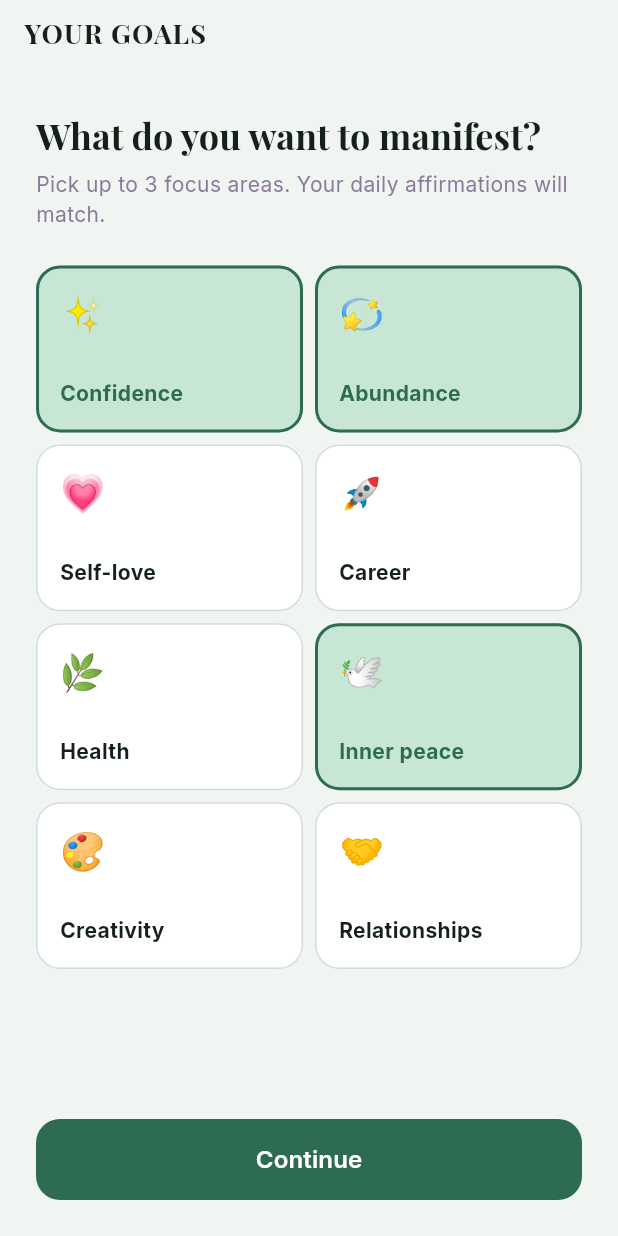
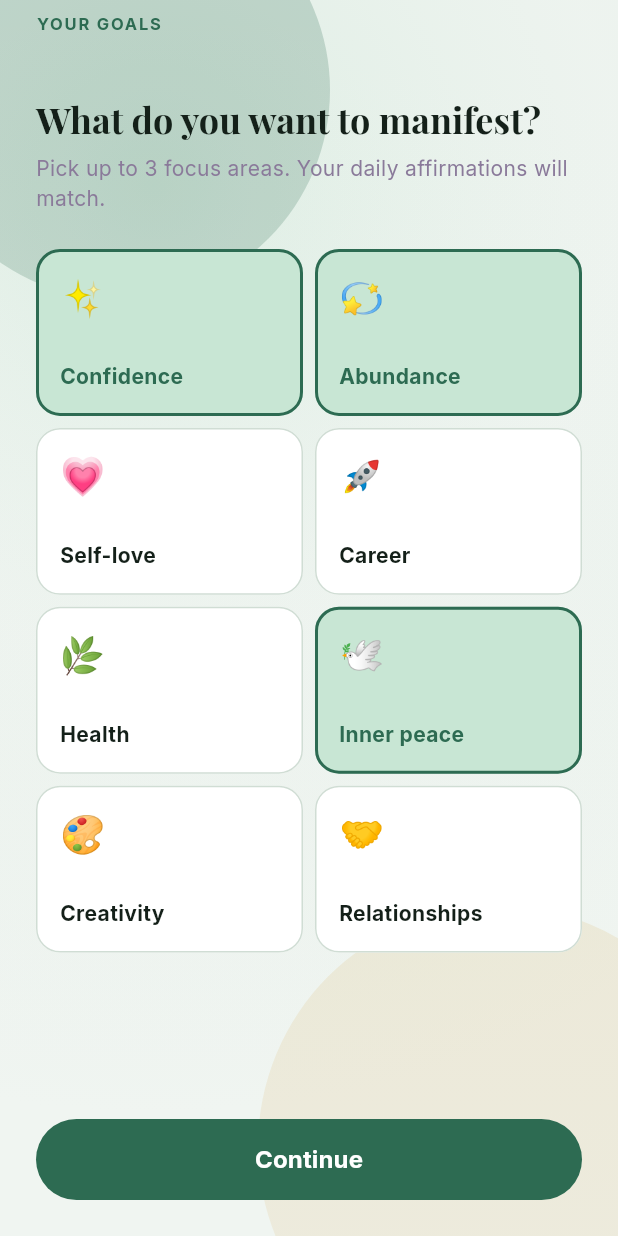
Before and after one commit to Qasim-afzaal/desk_wellness, a Flutter app: the screen it shows after launch, after a tap on "Get started", on a phone screen of 412 x 824 dp. Run offline on Flutter 3.47's test engine with Material 3 defaults, Android fonts, the phone set to English and light mode, and no system bars; our stand-ins replace cached_network_image, drift, fl_chart, flutter_animate, flutter_local_notifications, flutter_riverpod and 8 more; missing offline and left inert: gal, home_widget, watch_connectivity; accounts and stored records are empty; generated files the repository leaves out were written again.

Commit message:
refactor(ui): align KindledScreen and primary buttons with celestial theme.
Co-authored-by: Cursor <cursoragent@cursor.com>

```diff
--- a/lib/core/widgets/kindled_widgets.dart
+++ b/lib/core/widgets/kindled_widgets.dart
@@ -1,6 +1,8 @@
 import 'package:desk_wellness/core/models/affirmation_draft.dart';
 import 'package:desk_wellness/core/models/affirmation_template.dart';
 import 'package:desk_wellness/core/theme/app_theme.dart';
+import 'package:desk_wellness/core/theme/celestial_theme.dart';
+import 'package:desk_wellness/core/widgets/celestial_widgets.dart';
 import 'package:desk_wellness/core/widgets/animations/kindled_animations.dart';
 import 'package:flutter/material.dart';
 import 'package:google_fonts/google_fonts.dart';
@@ -176,27 +178,30 @@ class KindledScreen extends StatelessWidget {
 
   @override
   Widget build(BuildContext context) {
-    return Scaffold(
+    final c = context.colors;
+    final brightness = Theme.of(context).brightness;
+
+    return CelestialScaffold(
       body: SafeArea(
         child: Column(
           crossAxisAlignment: CrossAxisAlignment.start,
           children: [
             Padding(
-              padding: const EdgeInsets.fromLTRB(AppSpacing.md, AppSpacing.sm, AppSpacing.md, AppSpacing.md),
+              padding: const EdgeInsets.fromLTRB(AppSpacing.lg, AppSpacing.sm, AppSpacing.lg, AppSpacing.md),
               child: Row(
                 children: [
                   if (showBack)
                     IconButton(
-                      icon: const Icon(Icons.arrow_back),
+                      icon: Icon(Icons.arrow_back, color: c.textPrimary),
                       onPressed: () => Navigator.of(context).maybePop(),
                     ),
                   Expanded(
                     child: Text(
-                      title,
-                      style: Theme.of(context).textTheme.titleMedium?.copyWith(
-                            fontWeight: FontWeight.w700,
-                            letterSpacing: 0.8,
-                          ),
+                      title.toUpperCase(),
+                      style: CelestialTypography.labelCaps(
+                        color: c.primary,
+                        brightness: brightness,
+                      ),
                     ),
                   ),
                   if (actions != null) ...actions!,
@@ -233,9 +238,9 @@ class FilterTabs extends StatelessWidget {
               label: Text(tab[0].toUpperCase() + tab.substring(1)),
               selected: active,
               onSelected: (_) => onSelected(tab),
-              selectedColor: c.primary,
+              selectedColor: c.buttonPrimary,
               labelStyle: TextStyle(
-                color: active ? Colors.white : c.textSecondary,
+                color: active ? c.onPrimary : c.textSecondary,
                 fontWeight: FontWeight.w600,
               ),
               backgroundColor: c.surface,
@@ -264,16 +269,18 @@ class KindledPrimaryButton extends StatelessWidget {
       child: FilledButton(
         onPressed: onPressed,
         style: FilledButton.styleFrom(
-          backgroundColor: c.primary,
-          foregroundColor: Colors.white,
+          backgroundColor: c.buttonPrimary,
+          foregroundColor: c.onPrimary,
+          disabledBackgroundColor: c.buttonPrimary.withValues(alpha: 0.35),
+          disabledForegroundColor: c.onPrimary.withValues(alpha: 0.6),
           minimumSize: const Size(0, 54),
-          shape: RoundedRectangleBorder(borderRadius: BorderRadius.circular(AppRadius.md)),
+          shape: RoundedRectangleBorder(borderRadius: BorderRadius.circular(AppRadius.pill)),
         ),
         child: Row(
           mainAxisAlignment: MainAxisAlignment.center,
           children: [
             if (icon != null) ...[Icon(icon, size: 20), const SizedBox(width: AppSpacing.sm)],
-            Text(label, style: const TextStyle(fontWeight: FontWeight.w600, fontSize: 16)),
+            Text(label, style: const TextStyle(fontWeight: FontWeight.w700, fontSize: 16)),
           ],
         ),
       ),
```
